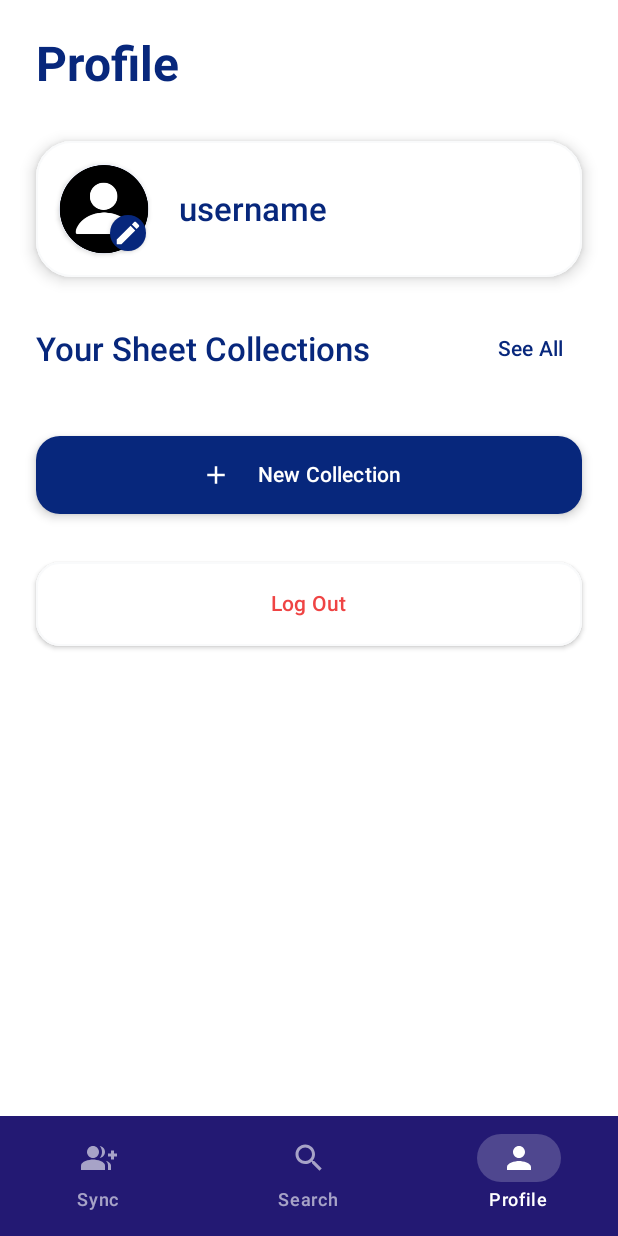
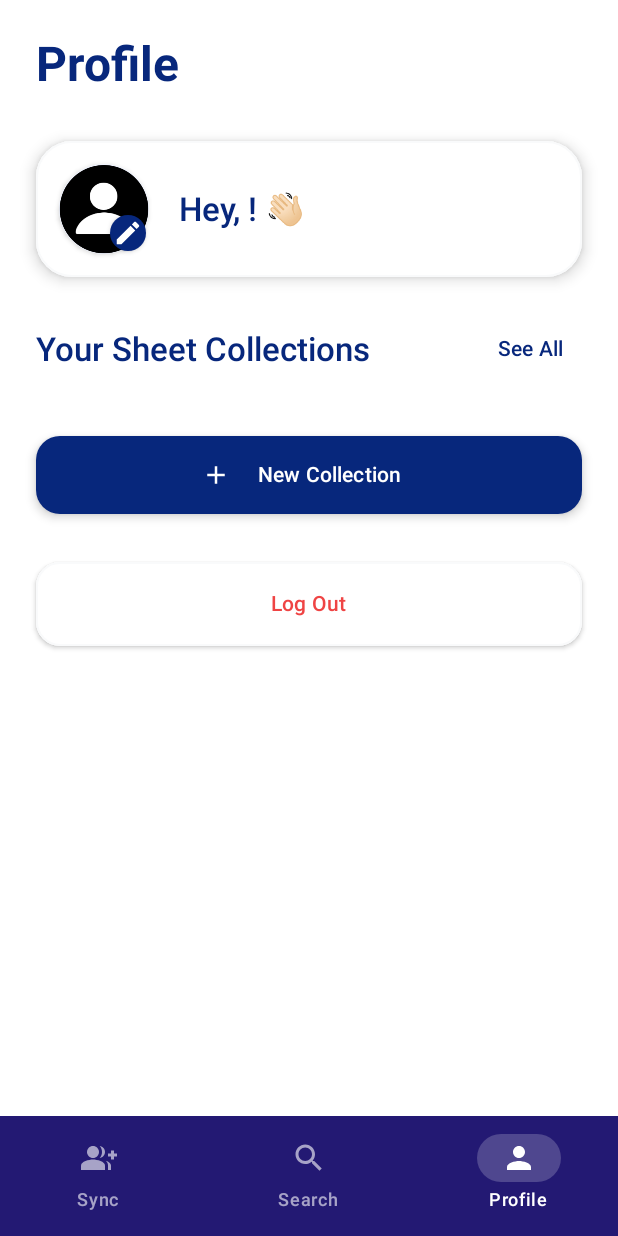
Before and after one commit to hopekcc/summer-intern-2025, an Android app built with Jetpack Compose: the AllPlaylists screen opened through its navigation route, item 3 of the bottom bar chosen, on a phone screen of 412 x 824 dp. Run offline under Robolectric (Android 15) with nearby library versions, the phone set to English and light mode, and no system bars; our stand-ins replace Firebase (no records; nobody signed in at launch, a user with empty details on screens opened directly); network calls fail; pictures from the network do not load.

Commit message:
mobile: trying to add songs to playlists

```diff
--- a/mobile/chordproapp/app/src/main/java/com/example/chordproapp/data/api/PlaylistAPIService.kt
+++ b/mobile/chordproapp/app/src/main/java/com/example/chordproapp/data/api/PlaylistAPIService.kt
@@ -35,7 +35,7 @@ interface PlaylistApiService {
 
     @POST("playlists/{id}/songs/{song_id}")
     suspend fun addSongs(
-        @Path("id") id: String,
+        @Path("id") playlistId: String,
         @Path("song_id") songId: Int
     ): Response<SinglePlaylistResponse>
 
@@ -43,11 +43,11 @@ interface PlaylistApiService {
     suspend fun listAllPlaylists(): Response<PlaylistApiResponse>
 
     @DELETE("playlists/{id}")
-    suspend fun deletePlaylist(@Path("id") id: String): Response<ResponseBody>
+    suspend fun deletePlaylist(@Path("id") playlistId: String): Response<ResponseBody>
 
     @DELETE("playlists/{id}/songs/{song_id}")
     suspend fun removeSong(
-        @Path("id") id: String,
+        @Path("id") playlistId: String,
         @Path("song_id") songId: Int
     ): Response<ResponseBody>
 }
--- a/mobile/chordproapp/app/src/main/java/com/example/chordproapp/navigation/Navigation.kt
+++ b/mobile/chordproapp/app/src/main/java/com/example/chordproapp/navigation/Navigation.kt
@@ -48,8 +48,12 @@ fun AppNavigation(
             )
         }
 
+
+
+        //playlist screens:
+
         composable("profile") {
-            ProfileScreen(navController, playlistViewModel, onLogout)
+            ProfileScreen(navController, playlistViewModel,username = titleText, onLogout)
         }
         composable("allPlaylists") {
             AllPlaylists(navController, playlistViewModel)
@@ -74,7 +78,6 @@ fun AppNavigation(
             } else {
                 Text("Loading playlist...")
             }
-
         }
 
         composable(
--- a/mobile/chordproapp/app/src/main/java/com/example/chordproapp/screens/LoginScreen.kt
+++ b/mobile/chordproapp/app/src/main/java/com/example/chordproapp/screens/LoginScreen.kt
@@ -19,6 +19,7 @@ import androidx.compose.ui.text.input.PasswordVisualTransformation
 import androidx.compose.ui.text.input.VisualTransformation
 import androidx.compose.ui.text.style.TextAlign
 import androidx.compose.ui.unit.dp
+import com.example.chordproapp.viewmodels.PlaylistViewModel
 import com.google.firebase.auth.FirebaseAuth
 import com.google.firebase.auth.FirebaseAuthInvalidCredentialsException
 import com.google.firebase.auth.FirebaseAuthInvalidUserException
--- a/mobile/chordproapp/app/src/main/java/com/example/chordproapp/screens/ProfileScreen.kt
+++ b/mobile/chordproapp/app/src/main/java/com/example/chordproapp/screens/ProfileScreen.kt
@@ -69,6 +69,7 @@ import kotlinx.coroutines.flow.take
 fun ProfileScreen(
     navController: NavController,
     playlistViewModel: PlaylistViewModel,
+    username: String,
     onLogout: () -> Unit
 ) {
     val context = LocalContext.current
@@ -83,6 +84,12 @@ fun ProfileScreen(
 
     val playlists by playlistViewModel.playlists.collectAsStateWithLifecycle()
     val first3Playlists = playlists.take(3)
+
+    LaunchedEffect(Unit) {
+        if (playlistViewModel.playlists.value.isEmpty()) {
+            playlistViewModel.loadAllPlaylists()
+        }
+    }
 
     Scaffold(
         containerColor = MaterialTheme.colorScheme.background
@@ -185,7 +192,7 @@ fun ProfileScreen(
 
                         Column {
                             Text(
-                                stringResource(R.string.username),
+                                username,
                                 style = MaterialTheme.typography.titleLarge,
                                 color = MaterialTheme.colorScheme.onSurface
                             )
@@ -421,6 +428,30 @@ fun Playlist(
                 SongButton(onClick = {})
                 Spacer(modifier = Modifier.height(12.dp))
             }
+
+            //Check if the playlist has any songs
+            if (playlist.songs.isEmpty()) {
+                item {
+                    Box(
+                        modifier = Modifier
+                            .fillMaxWidth()
+                            .padding(start = 50.dp,150.dp, end = 40.dp),
+                        contentAlignment = Alignment.Center
+                    ) {
+                        Text(
+                            text = "Playlist is empty,\nadd a song by searching one up!",
+                            modifier = Modifier.fillMaxWidth(),
+                            style = MaterialTheme.typography.headlineSmall,
+                            color = MaterialTheme.colorScheme.onSurface
+                        )
+                    }
+                }
+            } else {
+                items(playlist.songs.size) { index ->
+                    SongButton(onClick = {})
+                    Spacer(modifier = Modifier.height(12.dp))
+                }
+            }
         }
     }
 }
@@ -498,9 +529,11 @@ fun AllPlaylists(
             }
         }
     }
-    // Load playlists when composable is first displayed
+
     LaunchedEffect(Unit) {
-        playlistViewModel.loadAllPlaylists()
+        if (playlistViewModel.playlists.value.isEmpty()) {
+            playlistViewModel.loadAllPlaylists()
+        }
     }
 }
 
```
Also changed, not shown: mobile/chordproapp/app/src/main/java/com/example/chordproapp/data/repository/PlaylistRepository.kt (+9 -7 lines), mobile/chordproapp/app/src/main/java/com/example/chordproapp/screens/SearchScreen.kt (+102 -52 lines), mobile/chordproapp/app/src/main/java/com/example/chordproapp/viewmodels/PlaylistViewModel.kt (+7 -2 lines), mobile/chordproapp/app/src/main/java/com/example/chordproapp/viewmodels/SearchViewModel.kt (line endings or trailing spaces).
